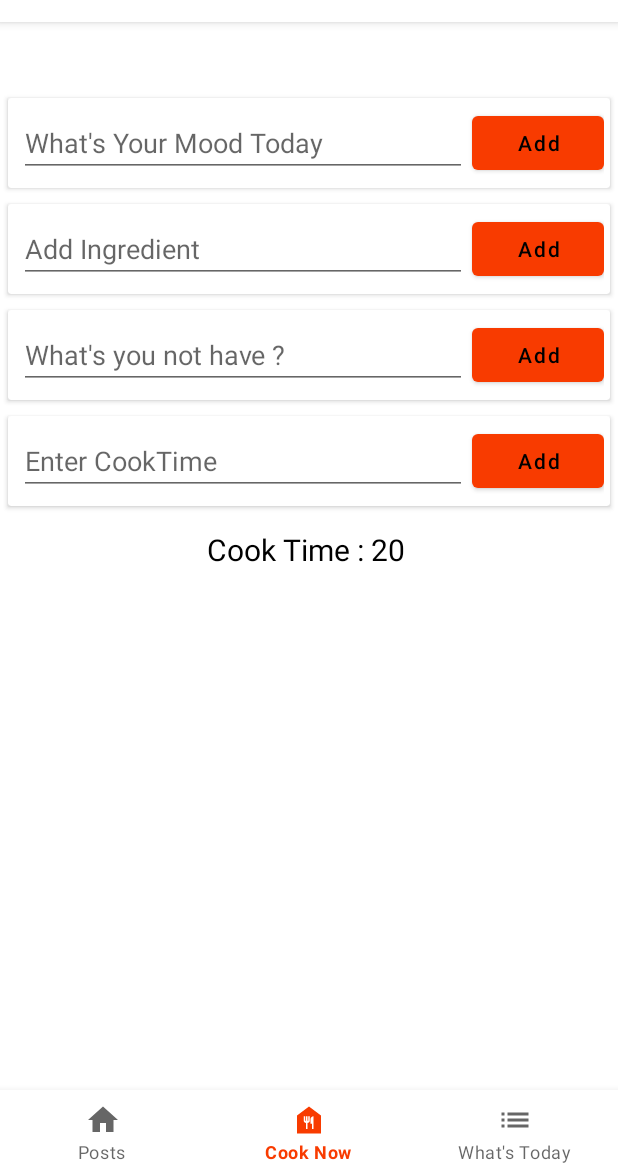
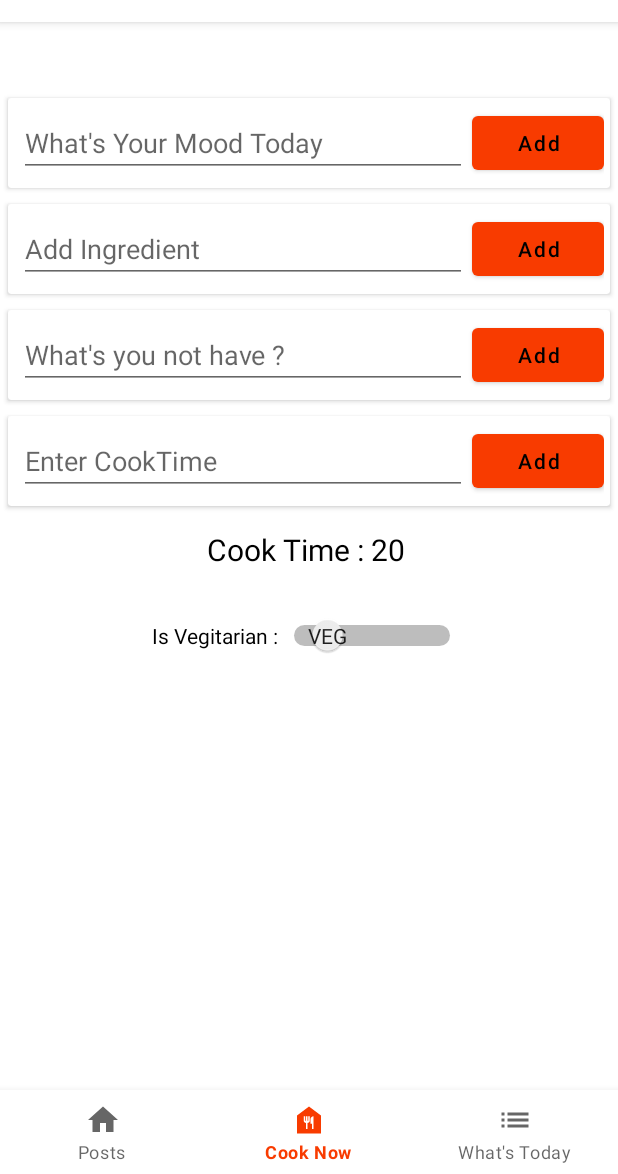
Before and after one commit to hey-aayush/Ratatouille, an Android app: the screen it shows after launch once a user with an empty profile is signed in (StartActivity), item 2 of the bottom bar chosen, on a phone screen of 412 x 824 dp, the part 62-1236 px from its top. Run offline under Robolectric (Android 15) with nearby library versions, the phone set to English and light mode, and no system bars; our stand-ins replace Firebase (no records; nobody signed in at launch, a user with empty details on screens opened directly), data binding; 2 statements that could not run were skipped.

Commit message:
Veg/Non Veg Added in Cook Now

```diff
--- a/app/src/main/java/com/example/ratatouille/Activity/UserProfileActivity.java
+++ b/app/src/main/java/com/example/ratatouille/Activity/UserProfileActivity.java
@@ -45,13 +45,14 @@ public class UserProfileActivity extends AppCompatActivity {
     }
 
     void loadSavedRecipes(){
+        if(fstore!=null) {
             fstore.collection("usersDetails").document(user.getUid()).collection("favourites").get().addOnCompleteListener(new OnCompleteListener<QuerySnapshot>() {
                 @Override
                 public void onComplete(@NonNull Task<QuerySnapshot> task) {
                     recipes.clear();
-                if(task.isSuccessful()){
-                    Log.d("Profile Activity :","Recipes Size : "+task.getResult().size());
-                    for(DocumentSnapshot documentSnapshot: task.getResult()){
+                    if (task.isSuccessful()) {
+                        Log.d("Profile Activity :", "Recipes Size : " + task.getResult().size());
+                        for (DocumentSnapshot documentSnapshot : task.getResult()) {
                             recipes.add(documentSnapshot.toObject(Recipes.class));
                         }
                         recipeViewAdapter.notifyDataSetChanged();
@@ -60,3 +61,4 @@ public class UserProfileActivity extends AppCompatActivity {
             });
         }
     }
+}
--- a/app/src/main/res/layout/cooknow_fragment.xml
+++ b/app/src/main/res/layout/cooknow_fragment.xml
@@ -192,7 +192,23 @@
                     android:textColor="@color/black"
                     android:textSize="20sp" />
 
+                <Switch
+                    android:layout_width="wrap_content"
+                    android:layout_height="match_parent"
+                    android:layout_margin="10dp"
+                    android:autoText="false"
+                    android:elegantTextHeight="true"
+                    android:showText="true"
+                    android:text="Is Vegitarian :"
+                    android:textOff="Veg"
+                    android:textOn="Non-Veg"
+                    app:layout_constraintLeft_toLeftOf="parent"
+                    app:layout_constraintRight_toRightOf="parent"
+                    app:layout_constraintTop_toBottomOf="@id/addCooktimeCard" />
+
             </LinearLayout>
+
+
 
             <androidx.recyclerview.widget.RecyclerView
                 android:id="@+id/CookNowRecyclerView"
```
Lines whose indentation alone changed are shown as unchanged.
